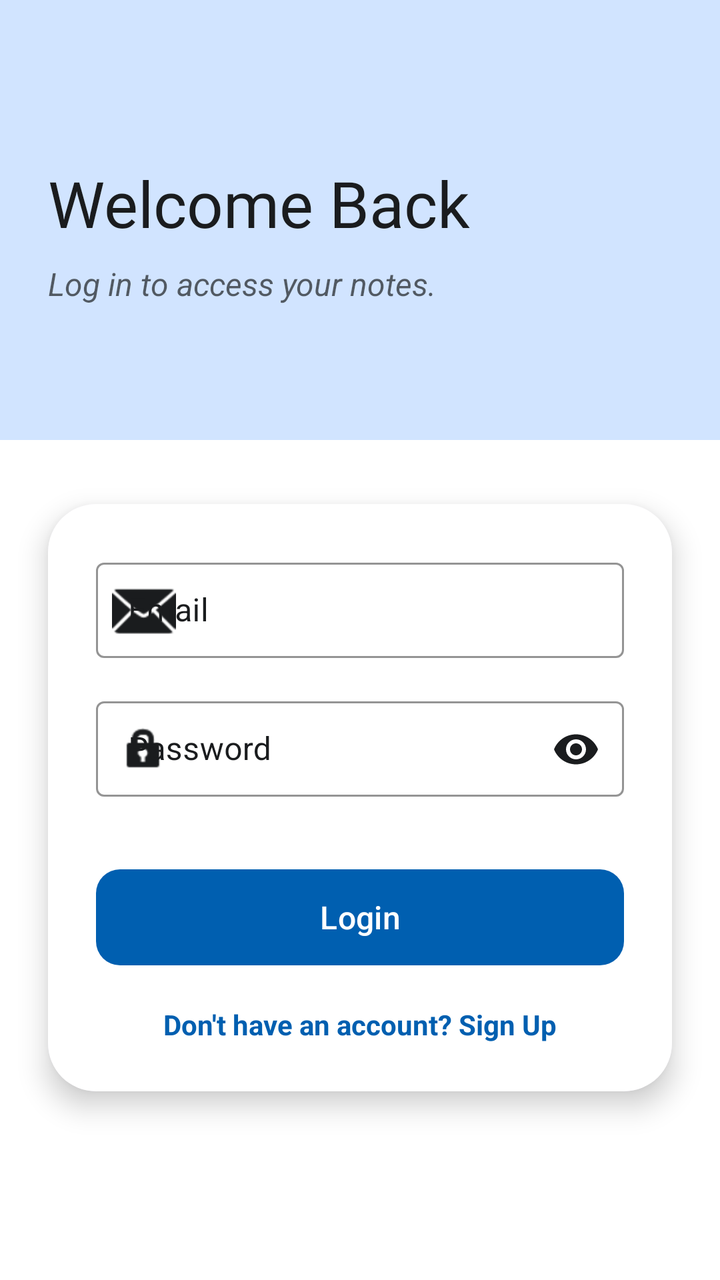
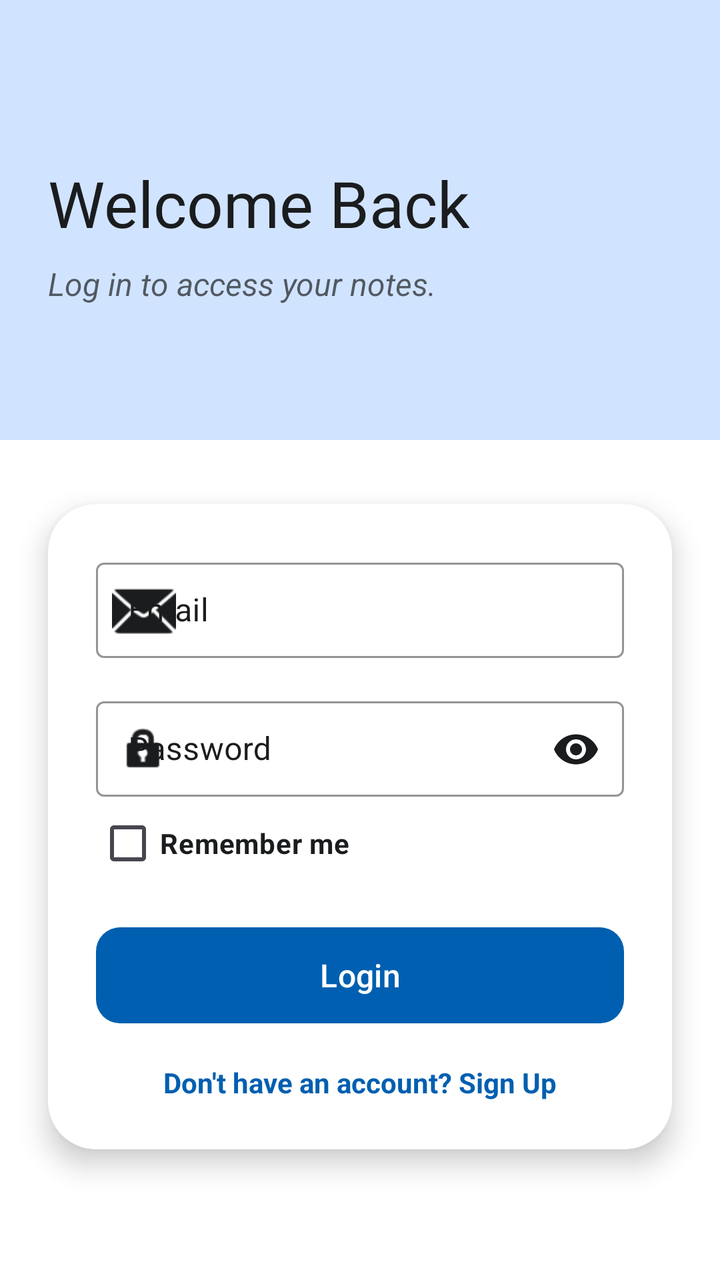

Two renders of the same Android screen: before a commit and after it. Below are the layout's source before the change and the commit's diff.
<!-- AndroidManifest.xml: application theme Theme.Notepad -->
<!-- res/layout/activity_login_page.xml -->
<?xml version="1.0" encoding="utf-8"?>
<androidx.constraintlayout.widget.ConstraintLayout xmlns:android="http://schemas.android.com/apk/res/android"
    xmlns:app="http://schemas.android.com/apk/res-auto"
    xmlns:tools="http://schemas.android.com/tools"
    android:layout_width="match_parent"
    android:layout_height="match_parent"
    android:background="@color/white"
    tools:context=".login_page">

    <View
        android:id="@+id/top_decoration"
        android:layout_width="match_parent"
        android:layout_height="220dp"
        android:background="@color/blue"
        app:layout_constraintTop_toTopOf="parent" />

    <TextView
        android:id="@+id/login_title"
        android:layout_width="wrap_content"
        android:layout_height="wrap_content"
        android:layout_marginStart="24dp"
        android:layout_marginTop="80dp"
        android:fontFamily="@font/welcome"
        android:text="Welcome Back"
        android:textColor="@color/black"
        android:textSize="32sp"
        app:layout_constraintStart_toStartOf="parent"
        app:layout_constraintTop_toTopOf="parent" />

    <TextView
        android:id="@+id/login_subtitle"
        android:layout_width="0dp"
        android:layout_height="wrap_content"
        android:layout_marginEnd="48dp"
        android:layout_marginTop="8dp"
        android:alpha="0.7"
        android:textStyle="italic"
        android:text="Log in to access your notes."
        android:textColor="@color/black"
        android:textSize="16sp"
        app:layout_constraintEnd_toEndOf="parent"
        app:layout_constraintStart_toStartOf="@id/login_title"
        app:layout_constraintTop_toBottomOf="@id/login_title" />

    <com.google.android.material.card.MaterialCardView
        android:layout_width="match_parent"
        android:layout_height="wrap_content"
        android:layout_marginHorizontal="24dp"
        android:layout_marginTop="32dp"
        app:cardCornerRadius="24dp"
        app:cardElevation="8dp"
        app:strokeWidth="0dp"
        app:layout_constraintTop_toBottomOf="@id/top_decoration">

        <LinearLayout
            android:layout_width="match_parent"
            android:layout_height="wrap_content"
            android:orientation="vertical"
            android:background="@color/white"
            android:padding="24dp">

            <com.google.android.material.textfield.TextInputLayout
                android:layout_width="match_parent"
                android:layout_height="wrap_content"
                android:hint="@string/email"
                android:textColorHint="@color/black"
                app:hintTextColor="@color/black"
                app:boxStrokeColor="@color/accent_orange"
                app:startIconDrawable="@android:drawable/ic_dialog_email"
                app:startIconTint="@color/black"
                style="@style/Widget.MaterialComponents.TextInputLayout.OutlinedBox.Dense">

                <com.google.android.material.textfield.TextInputEditText
                    android:id="@+id/login_email_et"
                    android:layout_width="match_parent"
                    android:layout_height="wrap_content"
                    android:textColor="@color/black"
                    android:inputType="textEmailAddress" />
            </com.google.android.material.textfield.TextInputLayout>

            <com.google.android.material.textfield.TextInputLayout
                android:layout_width="match_parent"
                android:layout_height="wrap_content"
                android:layout_marginTop="16dp"
                android:hint="@string/password"
                app:startIconDrawable="@android:drawable/ic_lock_idle_lock"
                app:startIconTint="@color/black"
                app:boxStrokeColor="@color/accent_orange"
                android:textColorHint="@color/black"
                app:hintTextColor="@color/black"
                app:passwordToggleEnabled="true"
                app:passwordToggleTint="@color/black"
                style="@style/Widget.MaterialComponents.TextInputLayout.OutlinedBox.Dense">

                <com.google.android.material.textfield.TextInputEditText
                    android:id="@+id/login_password_et"
                    android:layout_width="match_parent"
                    android:layout_height="wrap_content"
                    android:textColor="@color/black"
                    android:inputType="textPassword" />
            </com.google.android.material.textfield.TextInputLayout>

            <com.google.android.material.button.MaterialButton
                android:id="@+id/login_btn"
                android:layout_width="match_parent"
                android:layout_height="56dp"
                android:layout_marginTop="32dp"
                android:text="Login"
                android:textColor="@color/white"
                android:textAllCaps="false"
                android:textSize="16sp"
                app:cornerRadius="12dp"
                app:backgroundTint="@color/btn_blue" />

            <TextView
                android:id="@+id/go_to_signup_tv"
                android:layout_width="wrap_content"
                android:layout_height="wrap_content"
                android:layout_gravity="center"
                android:layout_marginTop="16dp"
                android:text="Don't have an account? Sign Up"
                android:textColor="@color/btn_blue"
                android:textStyle="bold" />

        </LinearLayout>
    </com.google.android.material.card.MaterialCardView>

</androidx.constraintlayout.widget.ConstraintLayout>
<!-- resources referenced by this layout -->
<resources>
  <color name="accent_orange">#FFB900</color>
  <color name="black">#1A1C1E</color>
  <color name="blue">#D1E4FF</color>
  <color name="btn_blue">#005FB0</color>
  <color name="white">#FFFFFF</color>
  <string name="email">Email</string>
  <string name="password">Password</string>
  <style name="Theme.Notepad" parent="Base.Theme.Notepad" />
  <style name="Base.Theme.Notepad" parent="Theme.Material3.DayNight.NoActionBar">
          
          
      </style>
</resources>

<!-- the commit's change to res/layout/activity_login_page.xml (unified diff, before → after) -->
@@ -100,11 +100,21 @@
                     android:inputType="textPassword" />
             </com.google.android.material.textfield.TextInputLayout>
 
+            <CheckBox
+                android:id="@+id/remember_me"
+                android:layout_width="wrap_content"
+                android:layout_height="20dp"
+                android:layout_marginTop="13dp"
+                android:text="Remember me"
+                android:textColor="@color/black"
+                android:textStyle="bold"
+                />
+
             <com.google.android.material.button.MaterialButton
                 android:id="@+id/login_btn"
                 android:layout_width="match_parent"
                 android:layout_height="56dp"
-                android:layout_marginTop="32dp"
+                android:layout_marginTop="28dp"
                 android:text="Login"
                 android:textColor="@color/white"
                 android:textAllCaps="false"
